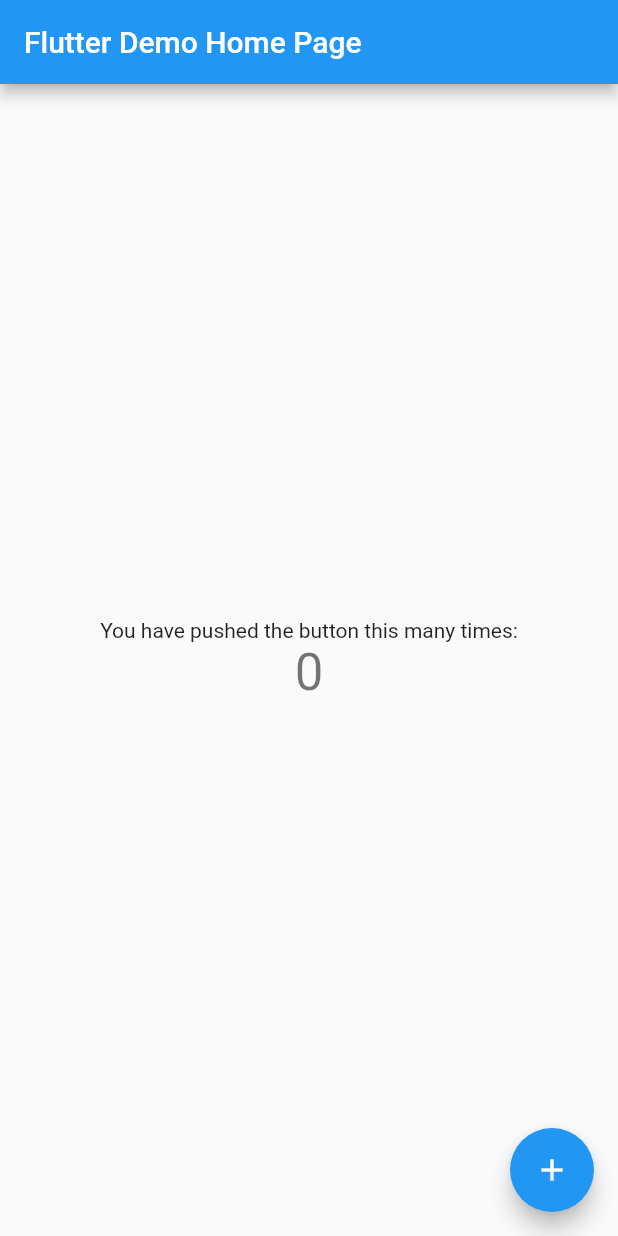
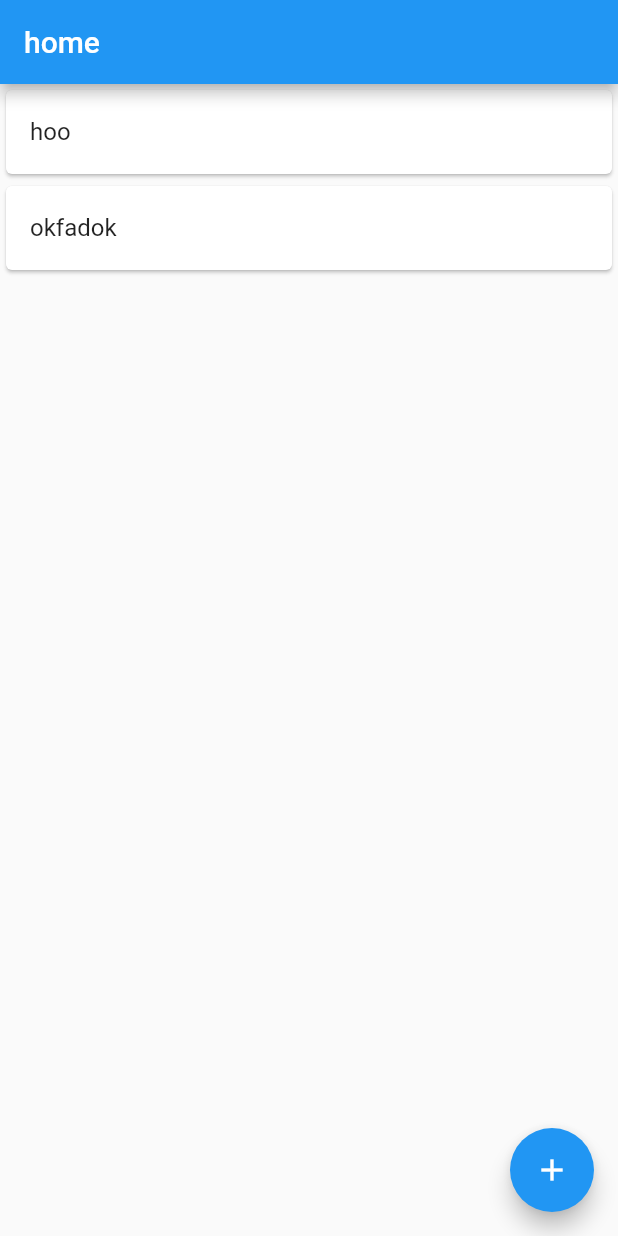
Before and after one commit to kaytaka0/gymnote, a Flutter app: the screen it shows after launch, on a phone screen of 412 x 824 dp. Run offline on Flutter 3.47's test engine with Material 2 defaults, Android fonts, the phone set to English and light mode, and no system bars.

```diff
--- a/lib/main.dart
+++ b/lib/main.dart
@@ -9,35 +9,17 @@ class MyApp extends StatelessWidget {
   @override
   Widget build(BuildContext context) {
     return MaterialApp(
-      title: 'Flutter Demo',
+      title: 'Gymnote',
       theme: ThemeData(
-        // This is the theme of your application.
-        //
-        // Try running your application with "flutter run". You'll see the
-        // application has a blue toolbar. Then, without quitting the app, try
-        // changing the primarySwatch below to Colors.green and then invoke
-        // "hot reload" (press "r" in the console where you ran "flutter run",
-        // or simply save your changes to "hot reload" in a Flutter IDE).
-        // Notice that the counter didn't reset back to zero; the application
-        // is not restarted.
         primarySwatch: Colors.blue,
       ),
-      home: MyHomePage(title: 'Flutter Demo Home Page'),
+      home: MyHomePage(title: 'home'),
     );
   }
 }
 
 class MyHomePage extends StatefulWidget {
   MyHomePage({Key key, this.title}) : super(key: key);
-
-  // This widget is the home page of your application. It is stateful, meaning
-  // that it has a State object (defined below) that contains fields that affect
-  // how it looks.
-
-  // This class is the configuration for the state. It holds the values (in this
-  // case the title) provided by the parent (in this case the App widget) and
-  // used by the build method of the State. Fields in a Widget subclass are
-  // always marked "final".
 
   final String title;
 
@@ -50,64 +32,34 @@ class _MyHomePageState extends State<MyHomePage> {
 
   void _incrementCounter() {
     setState(() {
-      // This call to setState tells the Flutter framework that something has
-      // changed in this State, which causes it to rerun the build method below
-      // so that the display can reflect the updated values. If we changed
-      // _counter without calling setState(), then the build method would not be
-      // called again, and so nothing would appear to happen.
       _counter++;
     });
   }
 
   @override
   Widget build(BuildContext context) {
-    // This method is rerun every time setState is called, for instance as done
-    // by the _incrementCounter method above.
-    //
-    // The Flutter framework has been optimized to make rerunning build methods
-    // fast, so that you can just rebuild anything that needs updating rather
-    // than having to individually change instances of widgets.
     return Scaffold(
       appBar: AppBar(
-        // Here we take the value from the MyHomePage object that was created by
-        // the App.build method, and use it to set our appbar title.
         title: Text(widget.title),
       ),
-      body: Center(
-        // Center is a layout widget. It takes a single child and positions it
-        // in the middle of the parent.
-        child: Column(
-          // Column is also a layout widget. It takes a list of children and
-          // arranges them vertically. By default, it sizes itself to fit its
-          // children horizontally, and tries to be as tall as its parent.
-          //
-          // Invoke "debug painting" (press "p" in the console, choose the
-          // "Toggle Debug Paint" action from the Flutter Inspector in Android
-          // Studio, or the "Toggle Debug Paint" command in Visual Studio Code)
-          // to see the wireframe for each widget.
-          //
-          // Column has various properties to control how it sizes itself and
-          // how it positions its children. Here we use mainAxisAlignment to
-          // center the children vertically; the main axis here is the vertical
-          // axis because Columns are vertical (the cross axis would be
-          // horizontal).
-          mainAxisAlignment: MainAxisAlignment.center,
-          children: <Widget>[
-            Text(
-              'You have pushed the button this many times:',
+      body: ListView(
+        children: <Widget>[
+          Card(
+              child: ListTile(
+            title: Text("hoo"),
+          )),
+          Card(
+            child: ListTile(
+              title: Text("okfadok"),
             ),
-            Text(
-              '$_counter',
-              style: Theme.of(context).textTheme.headline4,
-            ),
-          ],
-        ),
+          ),
+        ],
       ),
       floatingActionButton: FloatingActionButton(
         onPressed: _incrementCounter,
         tooltip: 'Increment',
         child: Icon(Icons.add),
-      ), // This trailing comma makes auto-formatting nicer for build methods.
+      ),
     );
   }
 }
--- a/pubspec.yaml
+++ b/pubspec.yaml
@@ -23,6 +23,7 @@ environment:
 dependencies:
   flutter:
     sdk: flutter
+  location: ^3.0.2
 
 
   # The following adds the Cupertino Icons font to your application.
```
Also changed, not shown: 2 other files.
